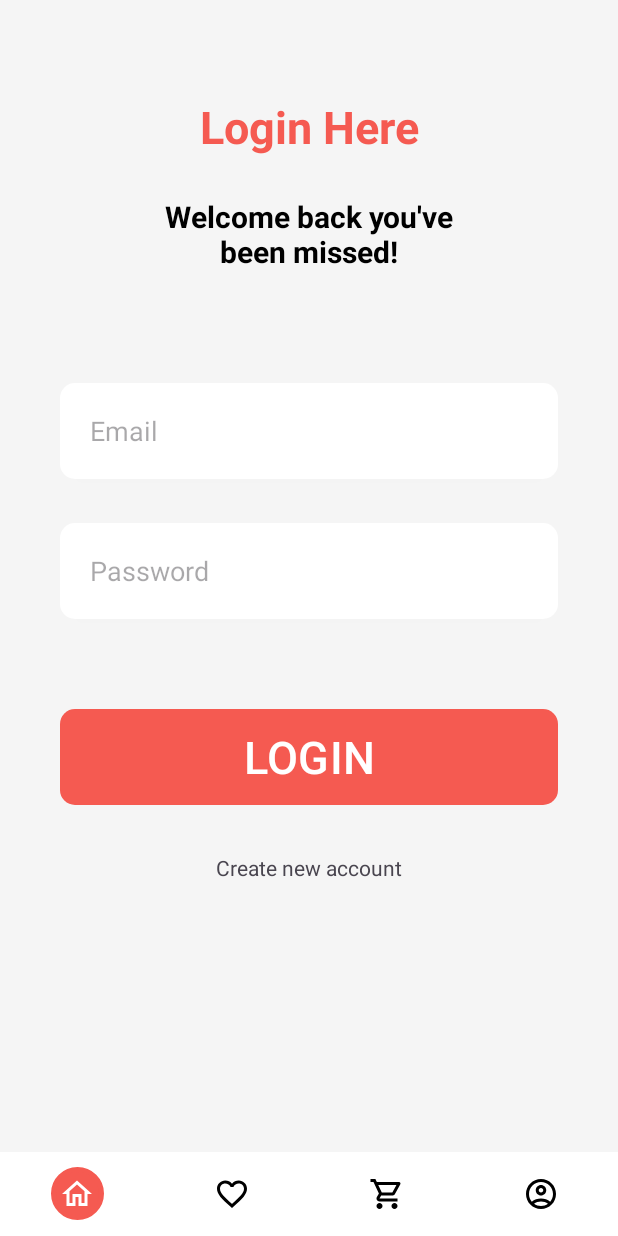
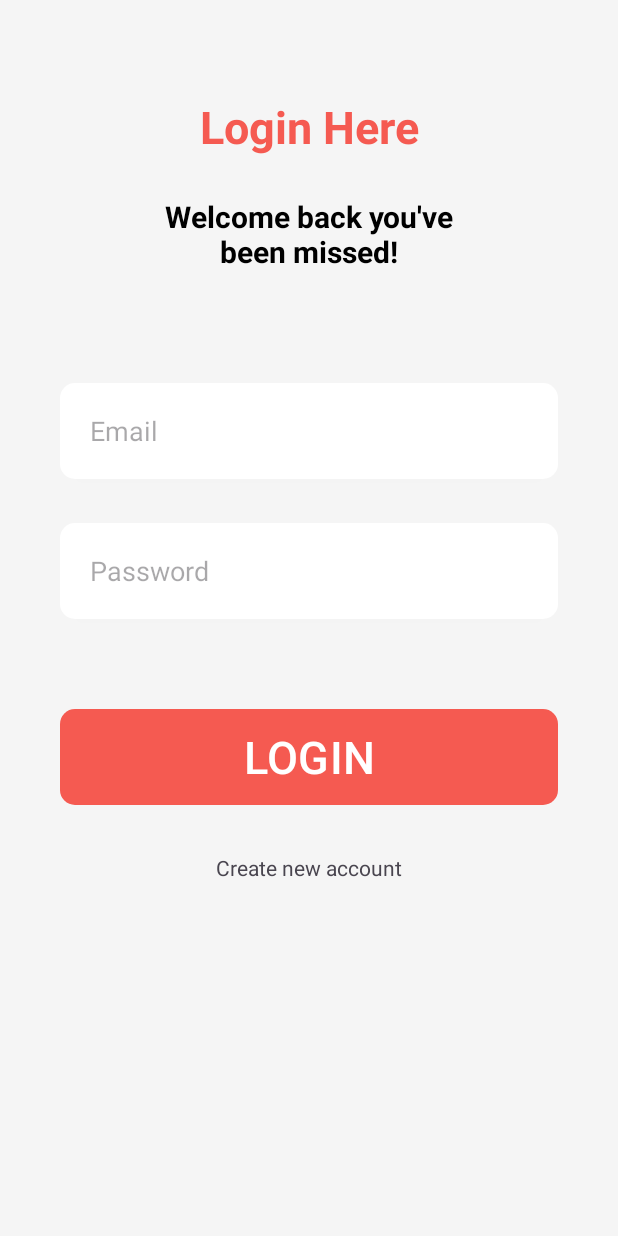
Before and after one commit to AlperenImam0glu/Food-Order-App, an Android app: the screen it shows after launch (MainActivity), on a phone screen of 412 x 824 dp. Run offline under Robolectric (Android 15) with nearby library versions, the phone set to English and light mode, and no system bars; our stand-ins replace Dagger/Hilt's generated code, Firebase (no records; nobody signed in at launch, a user with empty details on screens opened directly), navigation-ui.

```diff
--- a/app/src/main/java/com/example/foodorderapp/MainActivity.kt
+++ b/app/src/main/java/com/example/foodorderapp/MainActivity.kt
@@ -7,6 +7,7 @@ import androidx.navigation.fragment.NavHostFragment
 import androidx.navigation.fragment.findNavController
 import androidx.navigation.ui.NavigationUI
 import com.example.foodorderapp.databinding.ActivityMainBinding
+import com.google.android.material.bottomnavigation.BottomNavigationView
 import dagger.hilt.android.AndroidEntryPoint
 
 @AndroidEntryPoint
@@ -18,9 +19,11 @@ class MainActivity : AppCompatActivity() {
         binding = ActivityMainBinding.inflate(layoutInflater)
         setContentView(binding.root)
 
+
         val navHostFragment =
             supportFragmentManager.findFragmentById(R.id.navHostFragment) as NavHostFragment
         NavigationUI.setupWithNavController(binding.bottomNav, navHostFragment.navController)
 
+
     }
 }
--- a/app/src/main/java/com/example/foodorderapp/ui/fragment/LoginPageFragment.kt
+++ b/app/src/main/java/com/example/foodorderapp/ui/fragment/LoginPageFragment.kt
@@ -1,25 +1,30 @@
 package com.example.foodorderapp.ui.fragment
 
+import android.R
 import android.os.Bundle
-import androidx.fragment.app.Fragment
 import android.view.LayoutInflater
 import android.view.View
 import android.view.ViewGroup
 import android.widget.Toast
+import androidx.fragment.app.Fragment
 import androidx.fragment.app.viewModels
 import androidx.lifecycle.lifecycleScope
 import androidx.navigation.Navigation
+import androidx.navigation.findNavController
 import com.example.foodorderapp.data.model.Resource
 import com.example.foodorderapp.databinding.FragmentLoginPageBinding
 import com.example.foodorderapp.ui.viewmodel.LoginPageViewModel
+import com.google.android.material.bottomnavigation.BottomNavigationView
 import dagger.hilt.android.AndroidEntryPoint
 import kotlinx.coroutines.flow.collectLatest
+
 
 @AndroidEntryPoint
 class LoginPageFragment : Fragment() {
 
     private lateinit var binding: FragmentLoginPageBinding
     lateinit var viewModel: LoginPageViewModel
+    private lateinit var navBar:BottomNavigationView
     override fun onCreateView(
         inflater: LayoutInflater, container: ViewGroup?,
         savedInstanceState: Bundle?
@@ -28,6 +33,12 @@ class LoginPageFragment : Fragment() {
         val tempViewModel: LoginPageViewModel by viewModels()
         viewModel = tempViewModel
 
+         getActivity()?.findViewById<BottomNavigationView>(com.example.foodorderapp.R.id.bottomNav)?.let {
+             navBar = it
+         }
+        if (navBar != null) {
+            navBar.visibility = View.GONE
+        }
         collectFlow()
 
         binding.buttonLogin.setOnClickListener {
@@ -64,6 +75,7 @@ class LoginPageFragment : Fragment() {
                         Toast.makeText(requireContext(), "Başarılı", Toast.LENGTH_SHORT).show()
                         val action = LoginPageFragmentDirections.navigateToMainPageFragment()
                         Navigation.findNavController(binding.buttonLogin).navigate(action)
+                        navBar.visibility= View.VISIBLE
                     }
 
                     else -> {}
--- a/app/src/main/java/com/example/foodorderapp/ui/fragment/MainPageFragment.kt
+++ b/app/src/main/java/com/example/foodorderapp/ui/fragment/MainPageFragment.kt
@@ -43,6 +43,7 @@ class MainPageFragment : Fragment() {
 
         lifecycleScope.launchWhenCreated {
             viewModel.combineFlow.collectLatest {
+                Log.e("viewmodel","COMBINE TETİKLENDİ")
                 mergeData(mainPageProductAdapter)
             }
         }
```
Also changed, not shown: app/src/main/java/com/example/foodorderapp/ui/viewmodel/MainPageViewModel.kt (+24 -7 lines).
